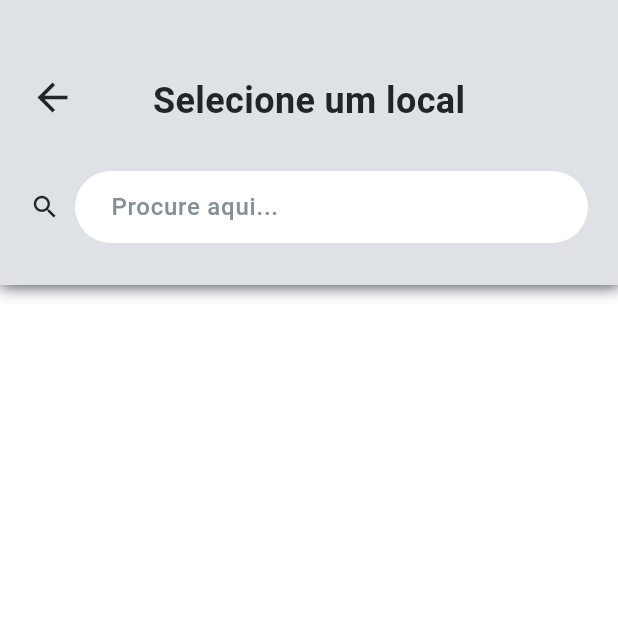
After one commit to LeonardoDuarteCoelho/portu-go-passenger-app, a Flutter app: the SearchPlacesScreen screen opened directly, on a phone screen of 412 x 824 dp, the top half of it. The commit adds this screen. Run offline on Flutter 3.47's test engine with Material 3 defaults, Android fonts, the phone set to English and light mode, and no system bars; our stand-ins replace firebase_auth, firebase_core, firebase_database, fluttertoast, geolocator, google_maps_flutter; missing offline and left inert: app_settings, restart_app; accounts and stored records are empty.

Commit message:
Places API is now enabled. The app can now return +200.000.000 places for the user to choose (based on their location). Added a search system for the user to select his destination.

```diff
--- a/lib/assistants/assistant_request.dart
+++ b/lib/assistants/assistant_request.dart
@@ -15,7 +15,7 @@ class AssistantRequest {
         var decodedResponseData = jsonDecode(responseData);
         return decodedResponseData;
       } else {
-        return AppStrings.geoDecodingError;
+        return AppStrings.connectToApiError;
       }
     } catch(exception) {
       return AppStrings.connectToApiError;
--- a/lib/constants.dart
+++ b/lib/constants.dart
@@ -10,9 +10,7 @@ class AppStrings {
   static const String carInfoSaved = 'Informações do carro guardadas.';
 
   // Error strings
-  /// This string is integral for the geodecoding-via-API process (Check 'assistant_methods.dart'). Be mindful when editing it.
-  static const String geoDecodingError = 'Erro na decodificação da localização.';
-  /// This string is integral for the geodecoding-via-API process (Check 'assistant_methods.dart'). Be mindful when editing it.
+  /// This string is integral for the connections between APIs and the app (Check 'assistant_methods.dart'). Be mindful when editing it.
   static const String connectToApiError = 'Erro na conexão entre a app e a API.';
 
   // 'signup_screen.dart'
@@ -61,7 +59,7 @@ class AppStrings {
   static const String whereToPickUpPassenger = 'Onde devemos buscá-lo?';
   static const String currentLocation = 'Selecionado: ';
   static const String whereIsTheUserDestination = 'Aonde desejas ir?';
-  static const String selectedDestination = 'Selecionado: ';
+  static const String selectedDestination = 'Selecione um local.';
   static const String confirmRide = 'Confirmar viagem';
 
   // 'location_permission_warning.dart'
@@ -74,6 +72,10 @@ class AppStrings {
   static const String enablingPermissionStepFive = '5. Por fim, volte para a aplicação, aperte em "Reiniciar app" e já está!';
   static const String enablePermission = 'Conceder permissão';
   static const String restartApp = 'Reiniciar app';
+
+  // 'search_places_screen-dart'
+  static const String findLocation = 'Selecione um local';
+  static const String findLocationHintText = 'Procure aqui...';
 }
 
 class AppColors {
--- a/lib/main.dart
+++ b/lib/main.dart
@@ -2,7 +2,9 @@ import 'dart:io';
 
 import 'package:firebase_core/firebase_core.dart';
 import 'package:flutter/material.dart';
+import 'package:portu_go_passenger/infoHandler/app_info.dart';
 import 'package:portu_go_passenger/splashScreen/splash_screen.dart';
+import 'package:provider/provider.dart';
 // import 'package:portu_go_driver/constants.dart';
 // import 'package:portu_go_driver/splashScreen/splash_screen.dart';
 
@@ -18,7 +20,6 @@ import 'package:portu_go_passenger/splashScreen/splash_screen.dart';
 /// before running the app (like initializing Firebase or other services) way more viable.
 ///
 /// Added Firebase connection. Credentials are all located at 'google-services.json'
-
 void main() async {
   WidgetsFlutterBinding.ensureInitialized();
 
@@ -42,6 +43,8 @@ void main() async {
 
   runApp(
     MyApp(
+      child: ChangeNotifierProvider(
+        create: (context) => AppInfo(),
         child: MaterialApp(
           title: 'PortuGO',
           theme: ThemeData(
@@ -50,6 +53,7 @@ void main() async {
           ),
           home: const SplashScreen(),
           debugShowCheckedModeBanner: false,
+        ),
       )
     ),
   );
--- /dev/null
+++ b/lib/mainScreens/search_places_screen.dart
@@ -0,0 +1,178 @@
+import 'package:flutter/material.dart';
+import 'package:portu_go_passenger/assistants/assistant_request.dart';
+import 'package:portu_go_passenger/components/place_prediction_tile.dart';
+import 'package:portu_go_passenger/constants.dart';
+import 'package:portu_go_passenger/global/map_api_key.dart';
+import 'package:portu_go_passenger/models/predicted_places.dart';
+
+class SearchPlacesScreen extends StatefulWidget {
+
+  @override
+  State<SearchPlacesScreen> createState() => _SearchPlacesScreenState();
+}
+
+class _SearchPlacesScreenState extends State<SearchPlacesScreen> {
+  List<PredictedPlaces> placesPredictedList = [];
+
+  void findPlaceAutocompleteSearch(String inputText) async {
+    // We don't want to send suggestions when the user still didn't type anything!
+    if(inputText.length > 1) {
+      String urlAutocompleteSearch = 'https://maps.googleapis.com/maps/api/place/autocomplete/json?input=$inputText&key=$mapKey&components=country:PT';
+      var responseAutocompleteSearch = await AssistantRequest.receiveRequest(urlAutocompleteSearch);
+
+      if(responseAutocompleteSearch == AppStrings.connectToApiError) {
+        return;
+      }
+      if(responseAutocompleteSearch['status'] == 'OK') {
+        // Variable containing the JSON data provided by the API:
+        var placePredictions = responseAutocompleteSearch['predictions'];
+        // Below, we're treating this JSON data as a list:
+        var placePredictionsList = (placePredictions as List).map((jsonData) => PredictedPlaces.fromJson(jsonData)).toList();
+        // Now, 'placePredictionsList' is stored in the external variable 'placesPredictedList',
+        // which makes it accessible outside this method.
+        setState(() {
+          placesPredictedList = placePredictionsList;
+        });
+      }
+    }
+  }
+
+  @override
+  Widget build(BuildContext context) {
+    return Scaffold(
+      backgroundColor: AppColors.white,
+      body: Column(
+        children: [
+
+          // SEARCH LOCATION UI:
+          Container(
+            height: 190,
+            decoration: const BoxDecoration(
+              color: AppColors.gray3,
+              boxShadow: [
+                BoxShadow(
+                  color: AppColors.gray7,
+                  blurRadius: 8,
+                  spreadRadius: 0.5,
+                  offset: Offset(
+                    0.7, 0.7,
+                  ),
+                ),
+              ],
+            ),
+            child: Padding(
+              padding: const EdgeInsets.all(AppSpaceValues.space3),
+              child: Column(
+                children: [
+                  const SizedBox(height: AppSpaceValues.space4),
+
+                  Stack(
+                    children: [
+                      GestureDetector(
+                        onTap: () {
+                          Navigator.pop(context);
+                        },
+                        child: const Icon(
+                          Icons.arrow_back,
+                          color: AppColors.gray9,
+                          size: AppSpaceValues.space4,
+                        ),
+                      ),
+
+                      const Center(
+                        child: Text(
+                          AppStrings.findLocation,
+                          style: TextStyle(
+                            fontSize: AppFontSizes.l,
+                            color: AppColors.gray9,
+                            fontWeight: AppFontWeights.semiBold
+                          ),
+                        ),
+                      )
+                    ],
+                  ),
+
+                  const SizedBox(height: AppSpaceValues.space4),
+
+                  Row(
+                    children: [
+                      const Icon(
+                        Icons.search,
+                        color: AppColors.gray9,
+                        size: AppSpaceValues.space3,
+                      ),
+
+                      const SizedBox(width: AppSpaceValues.space2),
+
+                      Expanded(
+                        child: TextField(
+                          onChanged: (valueTyped) {
+                            findPlaceAutocompleteSearch(valueTyped);
+                          },
+                          decoration: InputDecoration(
+                            hintText: AppStrings.findLocationHintText,
+                            hintStyle: const TextStyle(
+                              fontSize: AppFontSizes.m,
+                              fontWeight: AppFontWeights.medium,
+                              color: AppColors.gray6,
+                            ),
+                            fillColor: AppColors.white,
+                            filled: true,
+                            border: OutlineInputBorder(
+                              borderRadius: BorderRadius.circular(AppSpaceValues.space9),
+                              borderSide: const BorderSide(color: AppColors.transparent),
+                            ),
+                            enabledBorder: OutlineInputBorder(
+                              borderRadius: BorderRadius.circular(AppSpaceValues.space9),
+                              borderSide: const BorderSide(color: AppColors.transparent),
+                            ),
+                            focusedBorder: OutlineInputBorder(
+                              borderRadius: BorderRadius.circular(AppSpaceValues.space9),
+                              borderSide: const BorderSide(color: AppColors.transparent),
+                            ),
+                            contentPadding: const EdgeInsets.only(
+                              left: AppSpaceValues.space3,
+                              top: AppSpaceValues.space2,
+                              bottom: AppSpaceValues.space2,
+                            ),
+                          ),
+                        ),
+                      ),
+                    ],
+                  ),
+                ],
+              ),
+            ),
+          ),
+
+/***************************************************************************************************/
+
+          // DISPLAY FOR THE PLACE PREDICTIONS RESULTS:
+          (placesPredictedList.isNotEmpty)
+          ? Expanded(
+            child: ListView.separated(
+              itemCount: placesPredictedList.length,
+              itemBuilder: (context, index) {
+                // Each location prediction provided by the API is being built into this design.
+                return PlacePredictionTileDesign(
+                  // It is then displayed based on index.
+                  predictedPlaces: placesPredictedList[index],
+                );
+              },
+              separatorBuilder: (BuildContext context, int index) {
+                // Each View is divided with this Divider widget.
+                return const Divider(
+                  height: 1,
+                  thickness: 1,
+                  color: AppColors.gray5,
+                );
+              },
+              physics: const ClampingScrollPhysics(),
+            ),
+          )
+          : Container(),
+        ],
+      ),
+    );
+  }
+}
--- /dev/null
+++ b/lib/models/predicted_places.dart
@@ -0,0 +1,19 @@
+/// Based on the JSON format provided by the autocomplete API.
+/// (See documentation: https://developers.google.com/maps/documentation/places/web-service/autocomplete#maps_http_places_autocomplete_amoeba-txt)
+class PredictedPlaces {
+  String? place_id;
+  String? main_text;
+  String? secondary_text;
+
+  PredictedPlaces({
+    this.place_id,
+    this.main_text,
+    this.secondary_text,
+  });
+
+  PredictedPlaces.fromJson(Map<String, dynamic> jsonData) {
+    place_id = jsonData['place_id'];
+    main_text = jsonData['structured_formatting']['main_text'];
+    secondary_text = jsonData['structured_formatting']['secondary_text'];
+  }
+}
--- a/pubspec.yaml
+++ b/pubspec.yaml
@@ -44,6 +44,7 @@ dependencies:
   app_settings: ^5.1.1
   restart_app: ^1.2.1
   http: ^1.2.0
+  provider: ^6.1.1
 
 dev_dependencies:
   flutter_test:
```
Also changed, not shown: lib/assistants/assistant_methods.dart (+13 -2 lines), lib/components/place_prediction_tile.dart (added, +69 -0 lines), lib/infoHandler/app_info.dart (added, +11 -0 lines), lib/mainScreens/main_screen.dart (+48 -11 lines), lib/models/directions.dart (added, +15 -0 lines), pubspec.lock. Lines whose indentation alone changed are shown as unchanged.
